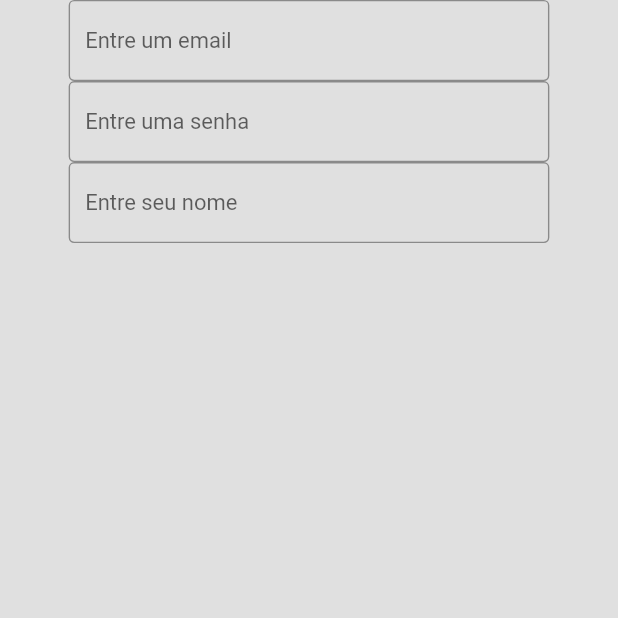
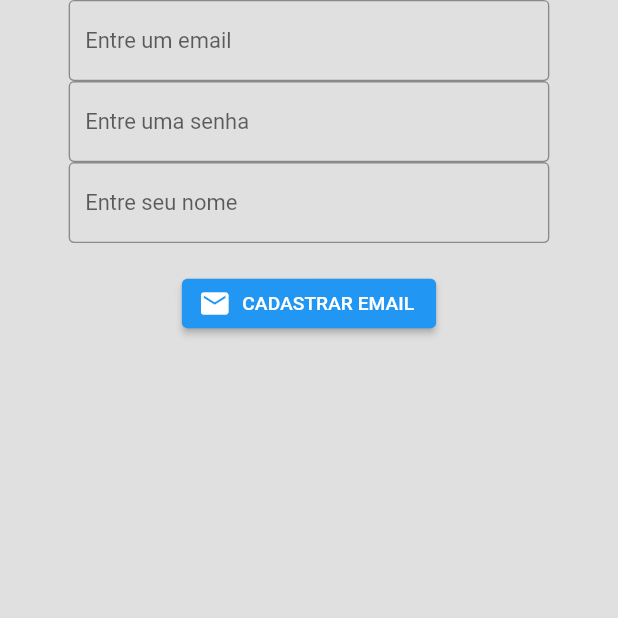
Before and after one commit to LucasNomi/servicos_batatais, a Flutter app: the SignUp screen opened directly, on a phone screen of 412 x 824 dp, the top half of it. Run offline on Flutter 3.47's test engine with Material 2 defaults, Android fonts, the phone set to English and light mode, and no system bars; our stand-ins replace responsive_framework.

Commit message:
feat: adicionar botao de cadastrar com email

```diff
--- a/lib/routes/sign_up.dart
+++ b/lib/routes/sign_up.dart
@@ -67,7 +67,17 @@ class _SignUpState extends State<SignUp> {
                     }
                     return null;
                   },
-                )
+                ),
+                const SizedBox(
+                  height: 20,
+                ),
+                ElevatedButton.icon(
+                    onPressed: () {},
+                    icon: const Icon(Icons.email),
+                    label: const Text('CADASTRAR EMAIL')),
+                const SizedBox(
+                  height: 20,
+                ),
               ],
             ),
           ),
```
